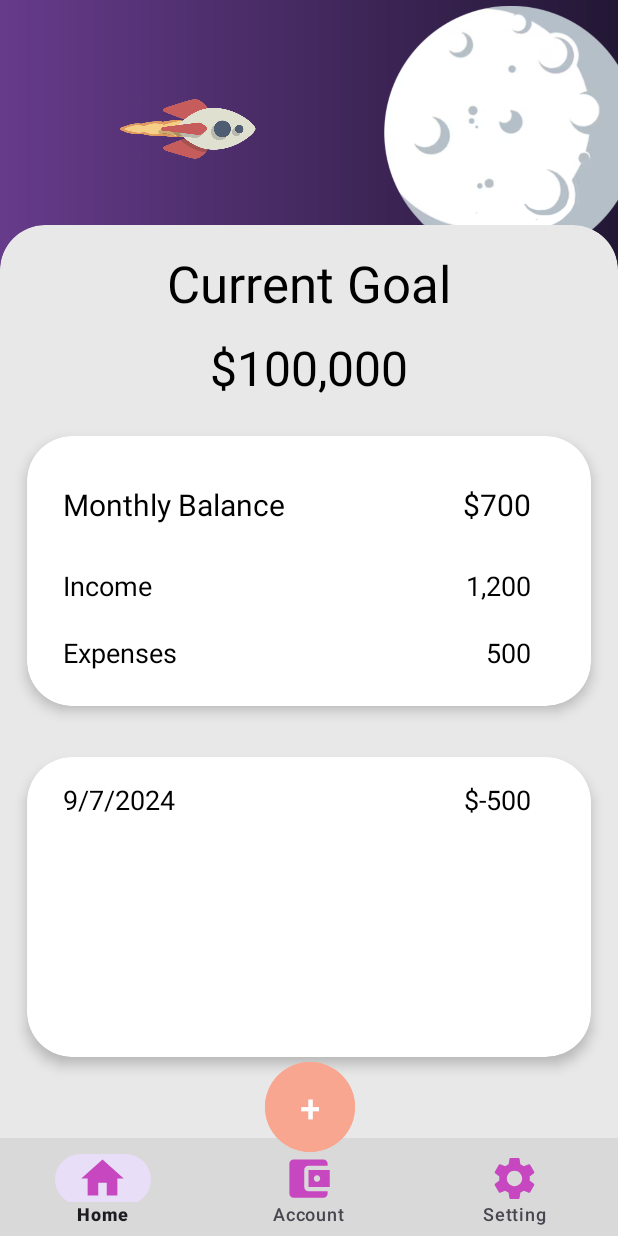
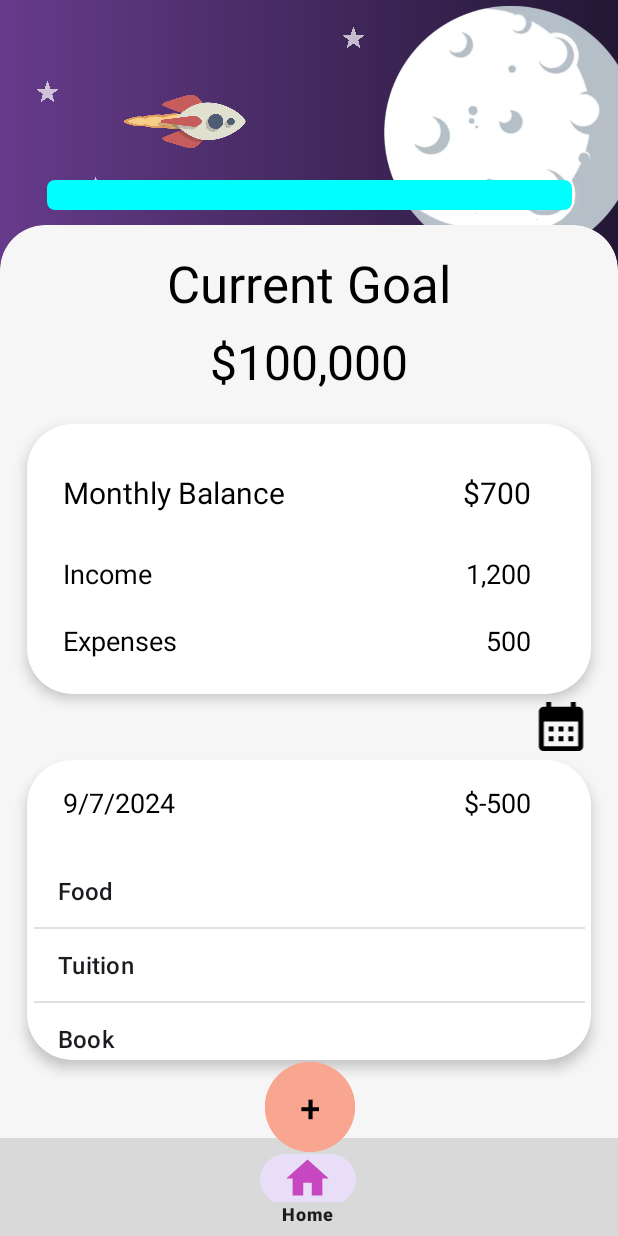
Before and after one commit to Harold107/star-vault, an Android app: the screen it shows after launch (MainActivity), on a phone screen of 412 x 824 dp. Run offline under Robolectric (Android 15) with nearby library versions, the phone set to English and light mode, and no system bars; our stand-ins replace navigation-ui.

Commit message:
Added progress bar and change the style of progress bar

```diff
--- a/app/src/main/java/com/example/galacticore/HomeFragment.java
+++ b/app/src/main/java/com/example/galacticore/HomeFragment.java
@@ -1,12 +1,14 @@
 package com.example.galacticore;
 
+import android.graphics.Color;
 import android.os.Bundle;
-import android.widget.ArrayAdapter;
-import android.widget.ListView;
+import android.provider.ContactsContract;
+import android.view.animation.Animation;
+import android.view.animation.AnimationUtils;
+import android.widget.*;
 import androidx.annotation.NonNull;
 import androidx.annotation.Nullable;
 import androidx.appcompat.app.AppCompatActivity;
-import android.widget.TextView;
 import androidx.fragment.app.Fragment;
 import android.view.LayoutInflater;
 import android.view.View;
@@ -15,24 +17,8 @@ import org.jetbrains.annotations.NotNull;
 
 import java.util.ArrayList;
 
-/**
- * A simple {@link Fragment} subclass.
- * Use the {@link HomeFragment#newInstance} factory method to
- * create an instance of this fragment.
- */
-public class HomeFragment extends Fragment {
+public class HomeFragment extends Fragment implements AdapterView.OnItemClickListener{
 
-
-    public HomeFragment() {
-        // Required empty public constructor
-    }
-
-
-    // TODO: Rename and change types and number of parameters
-    public static HomeFragment newInstance(String param1, String param2) {
-        HomeFragment fragment = new HomeFragment();
-        return fragment;
-    }
 
     @Override
     public void onCreate(Bundle savedInstanceState) {
@@ -44,7 +30,13 @@ public class HomeFragment extends Fragment {
     public View onCreateView(LayoutInflater inflater, ViewGroup container,
                              Bundle savedInstanceState) {
         // Inflate the layout for this fragment
-        View view = inflater.inflate(R.layout.fragment_home, container, false);
+        View view =  inflater.inflate(R.layout.fragment_home, container, false);
+
+        //
+        ProgressBar progressBar = view.findViewById(R.id.current_goal_bar);
+        progressBar.getProgressDrawable().setColorFilter(Color.CYAN, android.graphics.PorterDuff.Mode.SRC_IN);
+        progressBar.setProgress(0);
+
         return view;
     }
 
@@ -52,8 +44,31 @@ public class HomeFragment extends Fragment {
     public void onViewCreated(@NonNull View view, @Nullable Bundle savedInstanceState) {
         super.onViewCreated(view, savedInstanceState);
 
-        String[] list = {"aaa", "bbb", "ccc"};
-        ListView listView = new ListView(view.getContext());
+        //rocket animation
+        ImageView rocket = (ImageView) view.findViewById(R.id.rocket_home);
+        Animation animation = AnimationUtils.loadAnimation(getActivity(), R.anim.rocket_animation);
+        rocket.startAnimation(animation);
+
+
+
+        //transaction list
+        String[] list = {"Food", "Tuition", "Book"};
+        ListView listView = (ListView) view.findViewById(R.id.listView_transaction);
+        ArrayAdapter<String> adopter = new ArrayAdapter<>(getActivity(), android.R.layout.simple_list_item_1, list);
+        listView.setAdapter(adopter);
+        listView.setOnItemClickListener(this);
     }
 
+    @Override
+    public void onItemClick(AdapterView<?> adapterView, View view, int position, long id) {
+        if(position==0){
+            Toast.makeText(getActivity(), "$500", Toast.LENGTH_SHORT).show();
+        }
+        if(position==1){
+            Toast.makeText(getActivity(), "$3,000", Toast.LENGTH_SHORT).show();
+        }
+        if(position==2){
+            Toast.makeText(getActivity(), "$80", Toast.LENGTH_SHORT).show();
+        }
+    }
 }
--- a/app/src/main/java/com/example/galacticore/MainActivity.java
+++ b/app/src/main/java/com/example/galacticore/MainActivity.java
@@ -56,7 +56,7 @@ public class MainActivity extends AppCompatActivity {
             @Override
             public void onClick(View v) {
                 Log.i("My function", "You click it");
-                Toast.makeText(MainActivity.this, "YAY", Toast.LENGTH_SHORT).show();
+                Toast.makeText(MainActivity.this, "To transaction Page", Toast.LENGTH_SHORT).show();
             }
         });
     }
--- /dev/null
+++ b/app/src/main/res/drawable/baseline_calendar_month_24.xml
@@ -0,0 +1,5 @@
+<vector xmlns:android="http://schemas.android.com/apk/res/android" android:height="24dp" android:tint="#000000" android:viewportHeight="24" android:viewportWidth="24" android:width="24dp">
+
+    <path android:fillColor="@android:color/white" android:pathData="M19,4h-1V2h-2v2H8V2H6v2H5C3.89,4 3.01,4.9 3.01,6L3,20c0,1.1 0.89,2 2,2h14c1.1,0 2,-0.9 2,-2V6C21,4.9 20.1,4 19,4zM19,20H5V10h14V20zM9,14H7v-2h2V14zM13,14h-2v-2h2V14zM17,14h-2v-2h2V14zM9,18H7v-2h2V18zM13,18h-2v-2h2V18zM17,18h-2v-2h2V18z"/>
+
+</vector>
--- a/app/src/main/res/layout/activity_main.xml
+++ b/app/src/main/res/layout/activity_main.xml
@@ -49,6 +49,7 @@
         <Button
                 android:text="+"
                 android:textSize="25sp"
+                android:textColor="@color/black"
                 android:layout_width="60dp"
                 android:layout_height="68dp"
                 android:id="@+id/newTransaction_btn"
--- a/app/src/main/res/layout/fragment_home.xml
+++ b/app/src/main/res/layout/fragment_home.xml
@@ -11,6 +11,27 @@
             android:layout_width="match_parent"
             android:layout_height="match_parent">
 
+        <ImageView
+                android:src="@drawable/star"
+                android:alpha="0.7"
+                android:layout_width="15dp"
+                android:layout_height="18dp" android:id="@+id/star1_home"
+                app:layout_constraintTop_toTopOf="parent" app:layout_constraintStart_toStartOf="parent"
+                android:layout_marginTop="16dp" android:layout_marginStart="228dp"/>
+        <ImageView
+                android:src="@drawable/star"
+                android:alpha="0.7"
+                android:layout_width="15dp"
+                android:layout_height="18dp" android:id="@+id/star2_home"
+                app:layout_constraintTop_toTopOf="parent" app:layout_constraintStart_toStartOf="parent"
+                android:layout_marginTop="52dp" android:layout_marginStart="24dp"/>
+        <ImageView
+                android:src="@drawable/star"
+                android:alpha="0.7"
+                android:layout_width="15dp"
+                android:layout_height="18dp" android:id="@+id/star3_home"
+                app:layout_constraintTop_toTopOf="parent" app:layout_constraintStart_toStartOf="parent"
+                android:layout_marginTop="116dp" android:layout_marginStart="56dp"/>
         <ImageView
                 android:src="@drawable/moon_icon"
                 android:layout_width="174dp"
@@ -32,6 +53,17 @@
                 android:rotation="90"/>
 
         <!--main backdrop -->
+        <ProgressBar
+                style="@android:style/Widget.ProgressBar.Horizontal"
+                android:layout_width="350dp"
+                android:layout_height="wrap_content"
+                android:id="@+id/current_goal_bar"
+                android:alpha="1"
+                android:progress="0"
+                app:layout_constraintTop_toTopOf="parent"
+                app:layout_constraintStart_toStartOf="parent"
+                android:layout_marginTop="120dp" android:maxWidth="46dip"
+                app:layout_constraintEnd_toEndOf="parent" app:layout_constraintHorizontal_bias="0.504"/>
         <androidx.cardview.widget.CardView
                 android:layout_width="412dp"
                 android:layout_height="900dp"
@@ -48,6 +80,13 @@
                     android:layout_height="match_parent"
                     android:id="@+id/constraintLayout">
 
+                <ImageView
+                        android:src="@drawable/baseline_calendar_month_24"
+                        android:layout_width="40dp"
+                        android:layout_height="39dp" android:id="@+id/calendar_home"
+                        app:layout_constraintEnd_toEndOf="@+id/cardView_mothlyInfoBackdrop"
+                        app:layout_constraintTop_toBottomOf="@+id/cardView_mothlyInfoBackdrop"
+                        android:layout_marginTop="2dp"/>
                 <TextView
                         android:text="@string/current_goal"
                         android:textColor="@color/black"
@@ -66,7 +105,7 @@
                         android:layout_width="wrap_content"
                         android:layout_height="wrap_content" android:id="@+id/textView_goalNumber"
                         app:layout_constraintTop_toBottomOf="@+id/textView_goal"
-                        android:layout_marginTop="12dp" app:layout_constraintStart_toStartOf="parent"
+                        android:layout_marginTop="8dp" app:layout_constraintStart_toStartOf="parent"
                         android:textSize="32sp" app:layout_constraintEnd_toEndOf="parent"/>
                 <androidx.cardview.widget.CardView
                         android:layout_width="376dp"
@@ -75,7 +114,7 @@
                         app:cardElevation="5dp"
                         android:id="@+id/cardView_mothlyInfoBackdrop"
                         app:layout_constraintTop_toBottomOf="@+id/textView_goalNumber"
-                        android:layout_marginTop="24dp"
+                        android:layout_marginTop="20dp"
                         app:layout_constraintStart_toStartOf="parent"
                         app:layout_constraintEnd_toEndOf="parent">
                     <androidx.constraintlayout.widget.ConstraintLayout
@@ -146,7 +185,7 @@
                         app:cardCornerRadius="30dp"
                         app:cardElevation="5dp"
                         app:layout_constraintTop_toBottomOf="@+id/cardView_mothlyInfoBackdrop"
-                        android:layout_marginTop="34dp"
+                        android:layout_marginTop="44dp"
                         app:layout_constraintStart_toStartOf="@+id/cardView_mothlyInfoBackdrop"
                         android:layout_marginEnd="18dp" app:layout_constraintEnd_toEndOf="parent"
                         android:id="@+id/cardView_dailyInfoBackdrop">
@@ -189,19 +228,6 @@
             </androidx.constraintlayout.widget.ConstraintLayout>
         </androidx.cardview.widget.CardView>
 
-        <!--        <androidx.cardview.widget.CardView-->
-        <!--                android:layout_width="match_parent"-->
-        <!--                android:layout_height="50dp"-->
-        <!--                app:cardBackgroundColor="@color/navigationBar_grey"-->
-        <!--                app:layout_constraintBottom_toBottomOf="parent" app:layout_constraintEnd_toEndOf="parent"-->
-        <!--                app:layout_constraintStart_toStartOf="parent">-->
-        <!--            <androidx.constraintlayout.widget.ConstraintLayout-->
-        <!--                    android:layout_width="match_parent"-->
-        <!--                    android:layout_height="match_parent">-->
-
-        <!--            </androidx.constraintlayout.widget.ConstraintLayout>-->
-        <!--        </androidx.cardview.widget.CardView>-->
-
 
     </androidx.constraintlayout.widget.ConstraintLayout>
 </FrameLayout>
--- a/app/src/main/res/menu/bottom_nav_menu.xml
+++ b/app/src/main/res/menu/bottom_nav_menu.xml
@@ -5,11 +5,11 @@
             android:icon="@drawable/bnt_home"
             android:id="@+id/home"/>
 
-    <item android:title="Account"
-            android:icon="@drawable/bnt_account"
-            android:id="@+id/account"/>
+<!--    <item android:title="Account"-->
+<!--            android:icon="@drawable/bnt_account"-->
+<!--            android:id="@+id/account"/>-->
 
-    <item android:title="Setting"
-            android:icon="@drawable/bnt_setting"
-            android:id="@+id/setting"/>
+<!--    <item android:title="Setting"-->
+<!--            android:icon="@drawable/bnt_setting"-->
+<!--            android:id="@+id/setting"/>-->
 </menu>
--- a/app/src/main/res/values/colors.xml
+++ b/app/src/main/res/values/colors.xml
@@ -9,7 +9,7 @@
     <color name="txt_lightPink">#FA8D93</color>
     <color name="txt_darkpink">#FC489C</color>
 
-    <color name="backDropMain_darkGrey">#E9E8E8</color>
+    <color name="backDropMain_darkGrey">#F6F6F6</color>
 
     <color name="trnasacBnt_orange">#F9A690</color>
     <color name="navigationBar_grey">#D9D9D9</color>
--- a/app/src/main/res/values/strings.xml
+++ b/app/src/main/res/values/strings.xml
@@ -7,19 +7,7 @@
     <string name="next">Next</string>
     <string name="previous">Previous</string>
 
-    <string name="lorem_ipsum">
-        Lorem ipsum dolor sit amet, consectetur adipiscing elit. Nam in scelerisque sem. Mauris volutpat, dolor id
-        interdum ullamcorper, risus dolor egestas lectus, sit amet mattis purus dui nec risus. Maecenas non sodales
-        nisi, vel dictum dolor. Class aptent taciti sociosqu ad litora torquent per conubia nostra, per inceptos
-        himenaeos. Suspendisse blandit eleifend diam, vel rutrum tellus vulputate quis. Aliquam eget libero aliquet,
-        imperdiet nisl a, ornare ex. Sed rhoncus est ut libero porta lobortis. Fusce in dictum tellus.\n\n
-        Suspendisse interdum ornare ante. Aliquam nec cursus lorem. Morbi id magna felis. Vivamus egestas, est a
-        condimentum egestas, turpis nisl iaculis ipsum, in dictum tellus dolor sed neque. Morbi tellus erat, dapibus ut
-        sem a, iaculis tincidunt dui. Interdum et malesuada fames ac ante ipsum primis in faucibus. Curabitur et eros
-        porttitor, ultricies urna vitae, molestie nibh. Phasellus at commodo eros, non aliquet metus. Sed maximus nisl
-        nec dolor bibendum, vel congue leo egestas.\n\n
 
-    </string>
 
     <!-- Strings used for home fragment -->
     <string name="current_goal">Current Goal</string>
```
Also changed, not shown: app/src/main/res/anim/rocket_animation.xml (added, +15 -0 lines), app/src/main/res/drawable/star.png (added).
